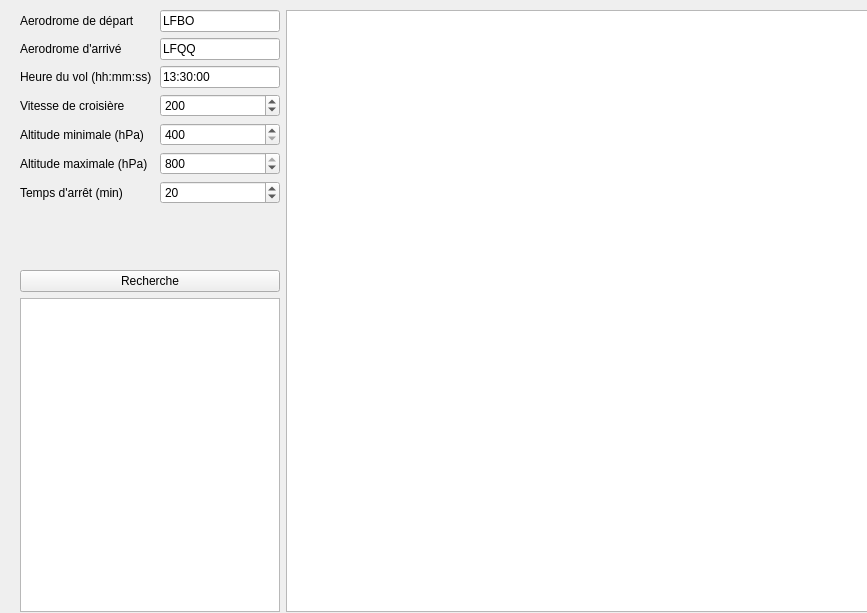
This is interface.ui in leroho/sft as Qt 5 draws it before an edit. The edited form follows.
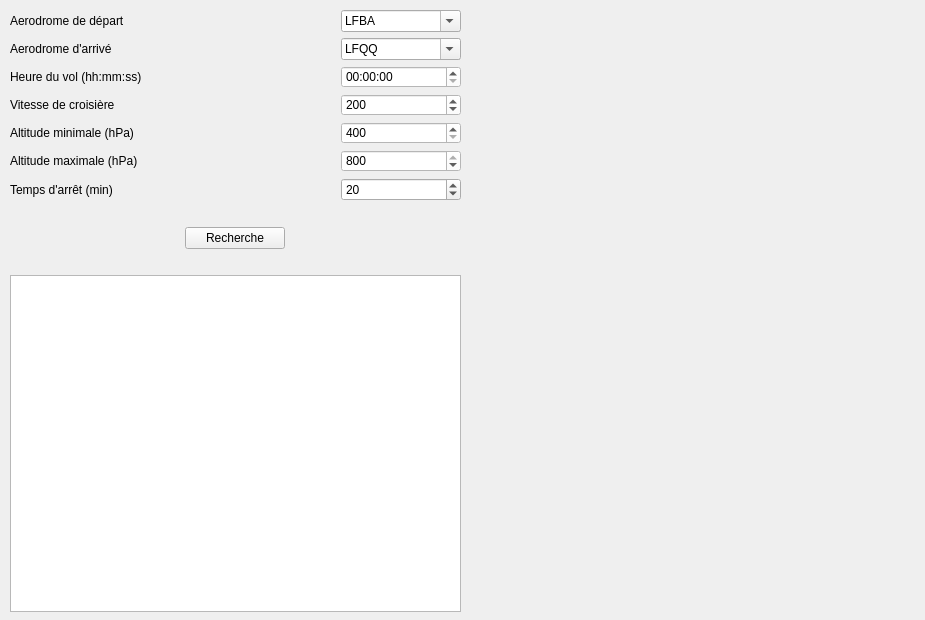
This is the edited form.

Commit message: Mise à jour (ComboBox et effets visuels)

The edit to the form file:
```diff
--- a/interface.ui
+++ b/interface.ui
@@ -6,27 +6,48 @@
    <rect>
     <x>0</x>
     <y>0</y>
-    <width>867</width>
-    <height>613</height>
+    <width>925</width>
+    <height>620</height>
    </rect>
   </property>
+  <property name="sizePolicy">
+   <sizepolicy hsizetype="Preferred" vsizetype="Preferred">
+    <horstretch>0</horstretch>
+    <verstretch>0</verstretch>
+   </sizepolicy>
+  </property>
+  <property name="contextMenuPolicy">
+   <enum>Qt::DefaultContextMenu</enum>
+  </property>
   <property name="windowTitle">
-   <string>Form</string>
+   <string>IHM de recherche de trajectoire optimale</string>
+  </property>
+  <property name="windowOpacity">
+   <double>1.000000000000000</double>
+  </property>
+  <property name="autoFillBackground">
+   <bool>false</bool>
+  </property>
+  <property name="styleSheet">
+   <string notr="true"/>
   </property>
   <widget class="QWidget" name="horizontalLayoutWidget">
    <property name="geometry">
     <rect>
-     <x>20</x>
+     <x>10</x>
      <y>10</y>
-     <width>866</width>
+     <width>451</width>
      <height>602</height>
     </rect>
    </property>
-   <layout class="QHBoxLayout" name="hor_global">
+   <layout class="QHBoxLayout" name="hor_global" stretch="0,0">
+    <property name="sizeConstraint">
+     <enum>QLayout::SetMinimumSize</enum>
+    </property>
     <item>
      <layout class="QVBoxLayout" name="verticalLayout">
       <property name="sizeConstraint">
-       <enum>QLayout::SetMaximumSize</enum>
+       <enum>QLayout::SetDefaultConstraint</enum>
       </property>
       <property name="rightMargin">
        <number>0</number>
@@ -41,13 +62,19 @@
         </property>
         <item>
          <widget class="QLabel" name="label">
+          <property name="styleSheet">
+           <string notr="true"/>
+          </property>
           <property name="text">
            <string>Aerodrome de départ</string>
           </property>
+          <property name="wordWrap">
+           <bool>false</bool>
+          </property>
          </widget>
         </item>
         <item>
-         <widget class="QLineEdit" name="lineEdit">
+         <widget class="QComboBox" name="comboBox_depart">
           <property name="minimumSize">
            <size>
             <width>120</width>
@@ -60,9 +87,14 @@
             <height>16777215</height>
            </size>
           </property>
-          <property name="text">
-           <string>LFBO</string>
+          <property name="editable">
+           <bool>true</bool>
           </property>
+          <item>
+           <property name="text">
+            <string>LFBA</string>
+           </property>
+          </item>
          </widget>
         </item>
        </layout>
@@ -71,13 +103,16 @@
        <layout class="QHBoxLayout" name="arr">
         <item>
          <widget class="QLabel" name="label_2">
+          <property name="styleSheet">
+           <string notr="true"/>
+          </property>
           <property name="text">
            <string>Aerodrome d'arrivé</string>
           </property>
          </widget>
         </item>
         <item>
-         <widget class="QLineEdit" name="lineEdit_2">
+         <widget class="QComboBox" name="comboBox_arrive">
           <property name="minimumSize">
            <size>
             <width>120</width>
@@ -90,9 +125,14 @@
             <height>16777215</height>
            </size>
           </property>
-          <property name="text">
-           <string>LFQQ</string>
+          <property name="editable">
+           <bool>true</bool>
           </property>
+          <item>
+           <property name="text">
+            <string>LFQQ</string>
+           </property>
+          </item>
          </widget>
         </item>
        </layout>
@@ -101,13 +141,16 @@
        <layout class="QHBoxLayout" name="heure_du_vol">
         <item>
          <widget class="QLabel" name="label_3">
+          <property name="styleSheet">
+           <string notr="true"/>
+          </property>
           <property name="text">
            <string>Heure du vol (hh:mm:ss)</string>
           </property>
          </widget>
         </item>
         <item>
-         <widget class="QLineEdit" name="lineEdit_3">
+         <widget class="QTimeEdit" name="timeEdit">
           <property name="minimumSize">
            <size>
             <width>120</width>
@@ -120,8 +163,11 @@
             <height>16777215</height>
            </size>
           </property>
-          <property name="text">
-           <string>13:30:00</string>
+          <property name="styleSheet">
+           <string notr="true">background-color: rgb(255, 255, 255)</string>
+          </property>
+          <property name="displayFormat">
+           <string>HH:mm:ss</string>
           </property>
          </widget>
         </item>
@@ -134,6 +180,9 @@
         </property>
         <item>
          <widget class="QLabel" name="label_4">
+          <property name="styleSheet">
+           <string notr="true"/>
+          </property>
           <property name="text">
            <string>Vitesse de croisière</string>
           </property>
@@ -153,6 +202,9 @@
             <height>16777215</height>
            </size>
           </property>
+          <property name="styleSheet">
+           <string notr="true">background-color: rgb(255, 255, 255);</string>
+          </property>
           <property name="maximum">
            <number>400</number>
           </property>
@@ -170,6 +222,9 @@
         </property>
         <item>
          <widget class="QLabel" name="label_5">
+          <property name="styleSheet">
+           <string notr="true"/>
+          </property>
           <property name="text">
            <string>Altitude minimale (hPa)</string>
           </property>
@@ -189,6 +244,9 @@
             <height>16777215</height>
            </size>
           </property>
+          <property name="styleSheet">
+           <string notr="true">background-color: rgb(255, 255, 255);</string>
+          </property>
           <property name="minimum">
            <number>400</number>
           </property>
@@ -209,6 +267,9 @@
         </property>
         <item>
          <widget class="QLabel" name="label_6">
+          <property name="styleSheet">
+           <string notr="true"/>
+          </property>
           <property name="text">
            <string>Altitude maximale (hPa)</string>
           </property>
@@ -228,6 +289,9 @@
             <height>16777215</height>
            </size>
           </property>
+          <property name="styleSheet">
+           <string notr="true">background-color: rgb(255, 255, 255);</string>
+          </property>
           <property name="minimum">
            <number>400</number>
           </property>
@@ -247,10 +311,13 @@
       <item>
        <layout class="QHBoxLayout" name="horizontalLayout_3">
         <property name="bottomMargin">
-         <number>10</number>
+         <number>0</number>
         </property>
         <item>
          <widget class="QLabel" name="label_7">
+          <property name="styleSheet">
+           <string notr="true"/>
+          </property>
           <property name="text">
            <string>Temps d'arrêt (min)</string>
           </property>
@@ -270,6 +337,9 @@
             <height>16777215</height>
            </size>
           </property>
+          <property name="styleSheet">
+           <string notr="true"/>
+          </property>
           <property name="maximum">
            <number>600</number>
           </property>
@@ -283,16 +353,34 @@
       <item>
        <layout class="QHBoxLayout" name="recherche">
         <property name="topMargin">
-         <number>50</number>
+         <number>20</number>
         </property>
         <property name="bottomMargin">
-         <number>0</number>
+         <number>20</number>
         </property>
         <item>
-         <widget class="QPushButton" name="pushButton">
+         <widget class="QPushButton" name="pushButton_recherche">
+          <property name="maximumSize">
+           <size>
+            <width>100</width>
+            <height>16777215</height>
+           </size>
+          </property>
+          <property name="styleSheet">
+           <string notr="true"/>
+          </property>
           <property name="text">
            <string>Recherche</string>
           </property>
+          <property name="autoDefault">
+           <bool>false</bool>
+          </property>
+          <property name="default">
+           <bool>false</bool>
+          </property>
+          <property name="flat">
+           <bool>false</bool>
+          </property>
          </widget>
         </item>
        </layout>
@@ -300,27 +388,34 @@
       <item>
        <layout class="QHBoxLayout" name="text_browser">
         <item>
-         <widget class="QListWidget" name="listWidget"/>
+         <widget class="QListWidget" name="listWidget">
+          <property name="minimumSize">
+           <size>
+            <width>300</width>
+            <height>0</height>
+           </size>
+          </property>
+          <property name="styleSheet">
+           <string notr="true"/>
+          </property>
+          <property name="sizeAdjustPolicy">
+           <enum>QAbstractScrollArea::AdjustToContents</enum>
+          </property>
+         </widget>
         </item>
        </layout>
       </item>
      </layout>
     </item>
-    <item alignment="Qt::AlignLeft">
-     <widget class="QGraphicsView" name="graphicsView">
-      <property name="enabled">
-       <bool>true</bool>
+    <item>
+     <layout class="QVBoxLayout" name="verticalLayout_radar">
+      <property name="sizeConstraint">
+       <enum>QLayout::SetMinimumSize</enum>
       </property>
-      <property name="minimumSize">
-       <size>
-        <width>600</width>
-        <height>600</height>
-       </size>
+      <property name="leftMargin">
+       <number>0</number>
       </property>
-      <property name="sizeAdjustPolicy">
-       <enum>QAbstractScrollArea::AdjustToContents</enum>
-      </property>
-     </widget>
+     </layout>
     </item>
    </layout>
    <zorder>verticalLayoutWidget</zorder>
```
Left out of the diff: 10 changed lines with no effect on the pictures. The commit also changes 6 other files.
